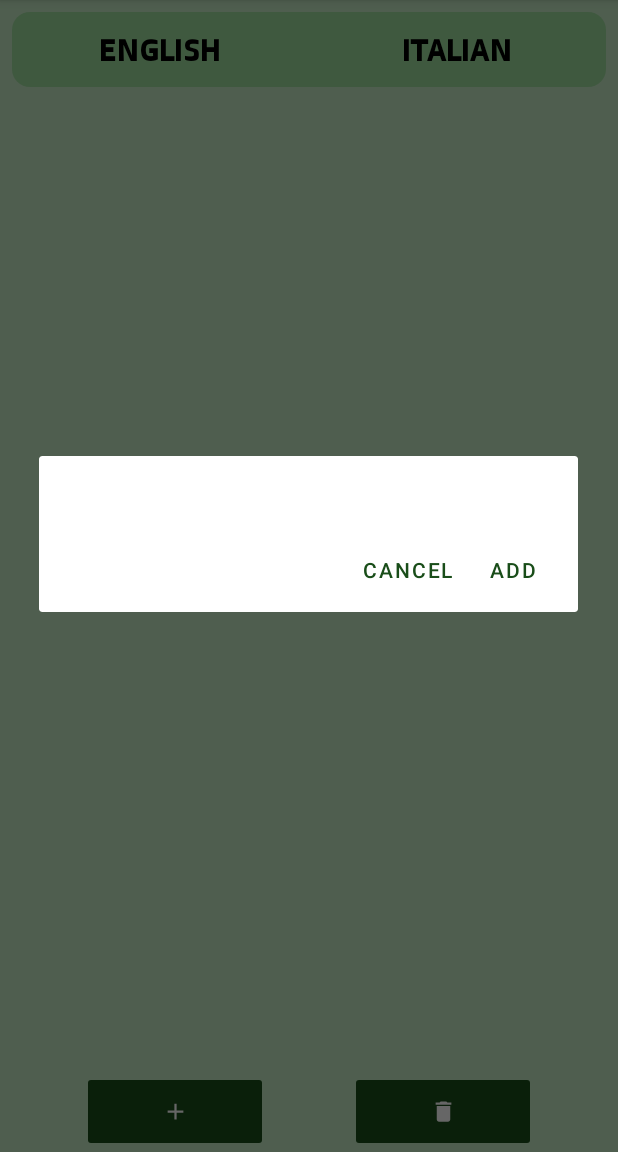
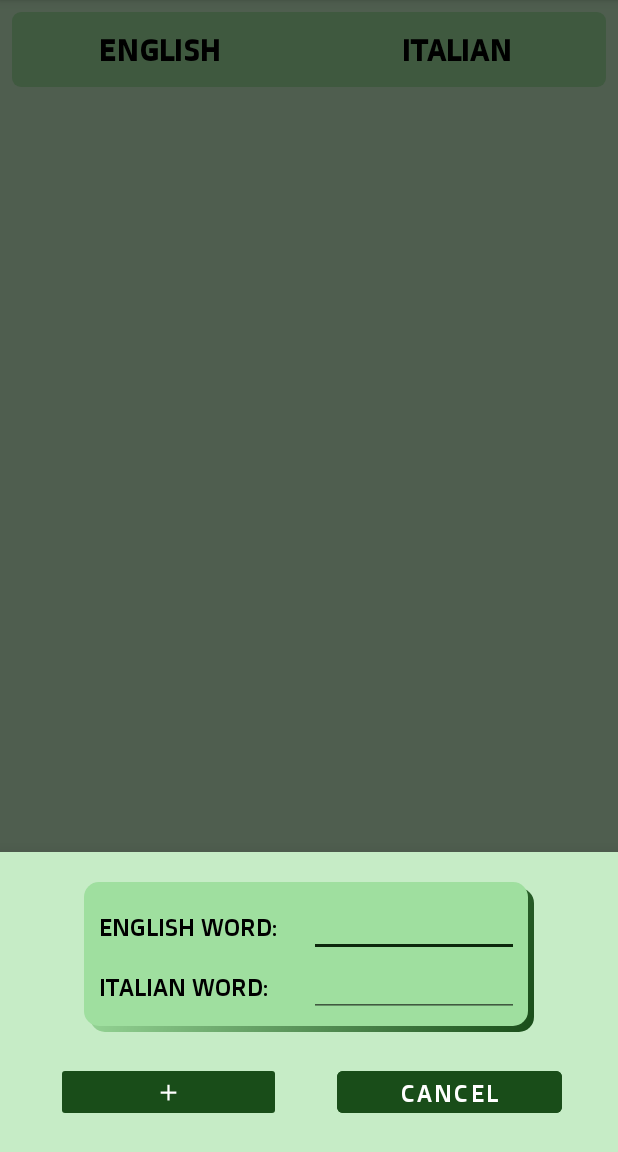
Before and after one commit to matteofabris/Memorya, an Android app: the EnVocabularyFragment screen opened through its navigation route, after a tap on an icon or button, on a phone screen of 412 x 824 dp, the part 84-1236 px from its top. Run offline under Robolectric (Android 15) with nearby library versions, the phone set to English and light mode, and no system bars; our stand-ins replace Room's generated code, data binding, navigation-ui.

Commit message:
vocabularyManagement: added bottom sheet fragment

```diff
--- a/app/src/main/AndroidManifest.xml
+++ b/app/src/main/AndroidManifest.xml
@@ -3,7 +3,7 @@
     package="com.example.wordsmemory">
 
     <application
-        android:allowBackup="true"
+        android:allowBackup="false"
         android:icon="@mipmap/ic_launcher"
         android:label="@string/app_name"
         android:roundIcon="@mipmap/ic_launcher_round"
--- a/app/src/main/java/com/example/wordsmemory/play/PlayFragment.kt
+++ b/app/src/main/java/com/example/wordsmemory/play/PlayFragment.kt
@@ -47,12 +47,20 @@ class PlayFragment : Fragment() {
         binding.translationEditText.filters = arrayOf(filter)
         binding.translationEditText.afterTextChanged { s ->
             binding.acceptTranslationButton.isEnabled = s.isNotEmpty()
+        }
 
         setupResultObserver()
-        }
-
 
         return binding.root
+    }
+
+    @InternalCoroutinesApi
+    private fun createViewModel() {
+        val application = requireNotNull(this.activity).application
+        val dbDao = VocabularyDatabase.getInstance(application).enVocabularyDao()
+
+        val factory = PlayFragmentViewModelFactory(dbDao)
+        viewModel = ViewModelProvider(this, factory).get(PlayFragmentViewModel::class.java)
     }
 
     private fun setupResultObserver() {
@@ -80,15 +88,6 @@ class PlayFragment : Fragment() {
                 binding.container.setBackgroundColor(Color.TRANSPARENT)
             }
         }
-    }
-
-    @InternalCoroutinesApi
-    private fun createViewModel() {
-        val application = requireNotNull(this.activity).application
-        val dbDao = VocabularyDatabase.getInstance(application).enVocabularyDao()
-
-        val factory = PlayFragmentViewModelFactory(dbDao)
-        viewModel = ViewModelProvider(this, factory).get(PlayFragmentViewModel::class.java)
     }
 
     override fun onCreateOptionsMenu(menu: Menu, inflater: MenuInflater) {
--- a/app/src/main/java/com/example/wordsmemory/play/PlayFragmentViewModel.kt
+++ b/app/src/main/java/com/example/wordsmemory/play/PlayFragmentViewModel.kt
@@ -29,8 +29,10 @@ class PlayFragmentViewModel(private val dbDao: EnVocabularyDao) : ViewModel() {
     }
 
     private fun setPlayWord() {
-        val randomIndex = Random.nextInt(vocabularyList.size)
-        _vocabularyItem.value = vocabularyList[randomIndex]
+        if (vocabularyList.isNotEmpty()) {
+            val randomIndex = Random.nextInt(vocabularyList.size)
+            _vocabularyItem.value = vocabularyList[randomIndex]
+        }
     }
 
     fun onCheckClicked() {
--- a/app/src/main/java/com/example/wordsmemory/vocabulary/EnVocabularyFragment.kt
+++ b/app/src/main/java/com/example/wordsmemory/vocabulary/EnVocabularyFragment.kt
@@ -1,5 +1,6 @@
 package com.example.wordsmemory.vocabulary
 
+import android.annotation.SuppressLint
 import android.os.Bundle
 import android.view.LayoutInflater
 import android.view.View
@@ -20,6 +21,7 @@ class EnVocabularyFragment : Fragment() {
         activity?.actionBar?.title = "Vocabulary"
     }
 
+    @SuppressLint("InflateParams")
     @InternalCoroutinesApi
     override fun onCreateView(
         inflater: LayoutInflater, container: ViewGroup?,
@@ -38,8 +40,8 @@ class EnVocabularyFragment : Fragment() {
             { it?.let { vocabularyAdapter.addHeaderAndSubmitList(it) } })
 
         binding.addButton.setOnClickListener {
-            val addDialog = AddVocabularyItemFragment()
-            addDialog.show(parentFragmentManager, "addVocabularyItem")
+            val addVocabularyItemBottomFragment = AddVocabularyItemBottomFragment.newInstance()
+            addVocabularyItemBottomFragment.show(parentFragmentManager, "add_word")
         }
 
         return binding.root
--- a/app/src/main/java/com/example/wordsmemory/vocabulary/EnVocabularyViewModel.kt
+++ b/app/src/main/java/com/example/wordsmemory/vocabulary/EnVocabularyViewModel.kt
@@ -17,7 +17,7 @@ class EnVocabularyViewModel(private val dbDao: EnVocabularyDao) : ViewModel() {
     }
 
     fun onRemoveClicked() {
-
+        mockWords()
     }
 
     fun mockWords() {
--- /dev/null
+++ b/app/src/main/res/drawable/add_word_background.xml
@@ -0,0 +1,6 @@
+<?xml version="1.0" encoding="utf-8"?>
+
+<shape xmlns:android="http://schemas.android.com/apk/res/android"
+    android:shape="rectangle">
+    <solid android:color="@color/wm_background" />
+</shape>
--- a/app/src/main/res/drawable/button_background.xml
+++ b/app/src/main/res/drawable/button_background.xml
@@ -3,7 +3,7 @@
     <item>
         <shape android:shape="rectangle">
             <solid android:color="@color/wm_widgetsBackground" />
-            <corners android:radius="12dp" />
+            <corners android:radius="6dp" />
         </shape>
     </item>
 
--- a/app/src/main/res/drawable/game_background.xml
+++ b/app/src/main/res/drawable/game_background.xml
@@ -9,7 +9,7 @@
                 android:endColor="@color/wm_primary"
                 android:startColor="@color/wm_widgetsBackground"
                 android:type="linear" />
-            <corners android:radius="18dp" />
+            <corners android:radius="10dp" />
         </shape>
     </item>
     <item
@@ -17,7 +17,7 @@
         android:right="4dp">
         <shape android:shape="rectangle">
             <solid android:color="@color/wm_widgetsBackground" />
-            <corners android:radius="18dp" />
+            <corners android:radius="10dp" />
         </shape>
     </item>
 
--- a/app/src/main/res/layout/add_vocabulary_item_dialog.xml
+++ b/app/src/main/res/layout/add_vocabulary_item_dialog.xml
@@ -3,20 +3,23 @@
     xmlns:app="http://schemas.android.com/apk/res-auto"
     xmlns:tools="http://schemas.android.com/tools"
     android:layout_width="match_parent"
-    android:layout_height="match_parent">
-
+    android:layout_height="match_parent"
+    android:background="@drawable/add_word_background"
+    tools:context=".vocabulary.AddVocabularyItemBottomFragment">
 
     <androidx.constraintlayout.widget.ConstraintLayout
-        android:layout_width="0dp"
-        android:layout_height="0dp"
+        android:id="@+id/editTextContainer"
+        android:layout_width="wrap_content"
+        android:layout_height="wrap_content"
+        android:layout_marginTop="20dp"
+        android:layout_marginBottom="20dp"
         android:background="@drawable/game_background"
         android:padding="10dp"
-        app:layout_constraintBottom_toBottomOf="parent"
+        app:layout_constraintBottom_toTopOf="@id/addButton"
         app:layout_constraintEnd_toEndOf="parent"
         app:layout_constraintHeight_percent="0.9"
         app:layout_constraintStart_toStartOf="parent"
         app:layout_constraintTop_toTopOf="parent"
-        app:layout_constraintVertical_bias="0.23"
         app:layout_constraintWidth_percent="0.9">
 
         <TextView
@@ -36,7 +39,6 @@
             android:ems="10"
             android:importantForAutofill="no"
             android:inputType="textPersonName"
-            android:text="@={playViewModel.translationText}"
             app:layout_constraintBottom_toTopOf="@id/itWordEditText"
             app:layout_constraintEnd_toEndOf="parent"
             app:layout_constraintStart_toEndOf="@id/enWordTitleTextView"
@@ -60,7 +62,6 @@
             android:ems="10"
             android:importantForAutofill="no"
             android:inputType="textPersonName"
-            android:text="@={playViewModel.translationText}"
             app:layout_constraintBottom_toBottomOf="@id/itWordTitleTextView"
             app:layout_constraintEnd_toEndOf="@+id/enWordEditText"
             app:layout_constraintStart_toStartOf="@id/enWordEditText"
@@ -69,4 +70,27 @@
 
     </androidx.constraintlayout.widget.ConstraintLayout>
 
+    <ImageButton
+        android:id="@+id/addButton"
+        style="@style/buttonStyle"
+        android:layout_marginBottom="20dp"
+        android:backgroundTint="@color/wm_primary"
+        android:src="@drawable/ic_add_white_18dp"
+        app:layout_constraintBottom_toBottomOf="parent"
+        app:layout_constraintEnd_toStartOf="@id/cancelButton"
+        app:layout_constraintStart_toStartOf="parent"
+        app:layout_constraintTop_toBottomOf="@+id/editTextContainer"
+        tools:ignore="ContentDescription" />
+
+    <Button
+        android:id="@+id/cancelButton"
+        style="@style/buttonStyle"
+        android:backgroundTint="@color/wm_primary"
+        android:text="@string/cancel"
+        app:layout_constraintBottom_toBottomOf="@id/addButton"
+        app:layout_constraintEnd_toEndOf="parent"
+        app:layout_constraintStart_toEndOf="@id/addButton"
+        app:layout_constraintTop_toTopOf="@+id/addButton"
+        tools:ignore="ContentDescription" />
+
 </androidx.constraintlayout.widget.ConstraintLayout>
--- a/app/src/main/res/layout/fragment_en_vocabulary.xml
+++ b/app/src/main/res/layout/fragment_en_vocabulary.xml
@@ -31,32 +31,28 @@
 
         <ImageButton
             android:id="@+id/addButton"
-            android:layout_width="0dp"
-            android:layout_height="0dp"
+            style="@style/buttonStyle"
+            android:layout_marginTop="20dp"
+            android:layout_marginBottom="20dp"
             android:backgroundTint="@color/wm_primary"
             android:src="@drawable/ic_add_white_18dp"
             app:layout_constraintBottom_toBottomOf="parent"
             app:layout_constraintEnd_toStartOf="@id/deleteButton"
-            app:layout_constraintHeight_percent="0.07"
             app:layout_constraintStart_toStartOf="parent"
             app:layout_constraintTop_toBottomOf="@+id/vocabularyList"
-            app:layout_constraintWidth_percent="0.3"
             tools:ignore="ContentDescription" />
 
         <ImageButton
             android:id="@+id/deleteButton"
-            android:layout_width="0dp"
-            android:layout_height="0dp"
+            style="@style/buttonStyle"
             android:backgroundTint="@color/wm_primary"
             android:enabled="false"
             android:onClick="@{() -> enVocabularyViewModel.onRemoveClicked()}"
             android:src="@drawable/ic_delete_white_18dp"
-            app:layout_constraintBottom_toBottomOf="parent"
+            app:layout_constraintBottom_toBottomOf="@id/addButton"
             app:layout_constraintEnd_toEndOf="parent"
-            app:layout_constraintHeight_percent="0.07"
             app:layout_constraintStart_toEndOf="@id/addButton"
             app:layout_constraintTop_toTopOf="@+id/addButton"
-            app:layout_constraintWidth_percent="0.3"
             tools:ignore="ContentDescription" />
     </androidx.constraintlayout.widget.ConstraintLayout>
 </layout>
--- a/app/src/main/res/layout/fragment_play.xml
+++ b/app/src/main/res/layout/fragment_play.xml
@@ -15,7 +15,6 @@
         android:layout_width="match_parent"
         android:layout_height="match_parent"
         tools:context=".play.PlayFragment">
-
 
         <androidx.constraintlayout.widget.ConstraintLayout
             android:id="@+id/constraintLayout"
@@ -94,16 +93,15 @@
             style="@style/buttonStyle"
             android:background="@drawable/button_background"
             android:contentDescription="@string/logo_image"
+            android:enabled="false"
             android:letterSpacing="0"
             android:onClick="@{() -> playViewModel.onCheckClicked()}"
             android:text="@string/check_word"
-            android:enabled="false"
             app:layout_constraintBottom_toBottomOf="parent"
             app:layout_constraintEnd_toEndOf="parent"
             app:layout_constraintStart_toStartOf="parent"
             app:layout_constraintTop_toBottomOf="@+id/constraintLayout"
-            app:layout_constraintVertical_bias="0.060000002"
-            app:srcCompat="@drawable/abc_vector_test" />
+            app:layout_constraintVertical_bias="0.060000002" />
 
     </androidx.constraintlayout.widget.ConstraintLayout>
 </layout>
```
Also changed, not shown: app/src/main/java/com/example/wordsmemory/vocabulary/AddVocabularyItemBottomFragment.kt (+4 -63 lines), app/src/main/res/layout/add_vocabulary_item_fragment.xml (deleted, +0 -12 lines), app/src/main/res/layout/fragment_add_vocabulary_item_bottom_list_dialog.xml (deleted, +0 -11 lines), app/src/main/res/layout/fragment_add_vocabulary_item_bottom_list_dialog_item.xml (deleted, +0 -13 lines).
